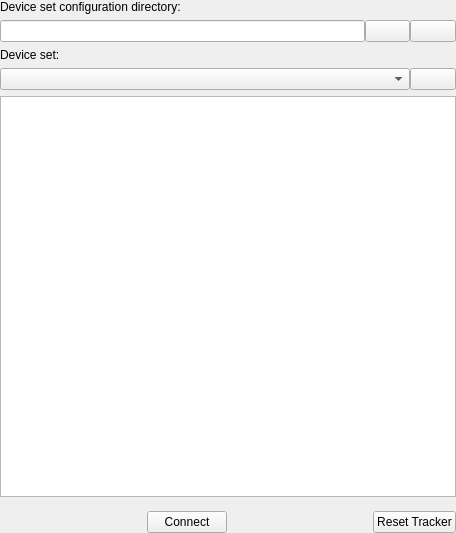
The window that PlusApp/PlusCommonWidgets/PlusDeviceSetSelectorWidget.ui (PlusToolkit/PlusApp) describes before a commit, drawn with Qt 5.
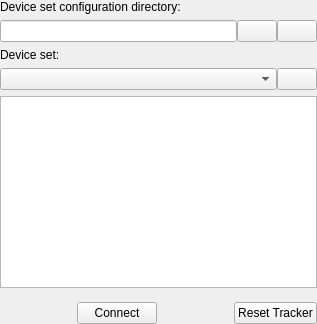
The same window after the commit. Icons and pictures are not drawn.

Commit message:
re #1010 Adding accessor using c++ types
Updating selector UI for description to be minimumExpanding

Patch:
```diff
--- a/PlusApp/PlusCommonWidgets/PlusDeviceSetSelectorWidget.ui
+++ b/PlusApp/PlusCommonWidgets/PlusDeviceSetSelectorWidget.ui
@@ -6,8 +6,8 @@
    <rect>
     <x>0</x>
     <y>0</y>
-    <width>456</width>
-    <height>533</height>
+    <width>317</width>
+    <height>296</height>
    </rect>
   </property>
   <property name="windowTitle">
@@ -142,6 +142,12 @@
    </item>
    <item>
     <widget class="QTextEdit" name="textEdit_Description">
+     <property name="sizePolicy">
+      <sizepolicy hsizetype="Expanding" vsizetype="Minimum">
+       <horstretch>0</horstretch>
+       <verstretch>0</verstretch>
+      </sizepolicy>
+     </property>
      <property name="frameShadow">
       <enum>QFrame::Plain</enum>
      </property>
```
